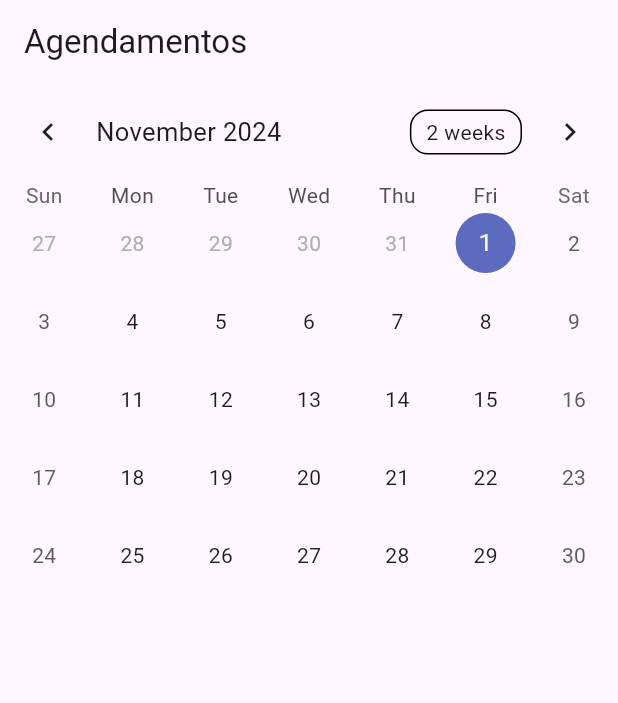
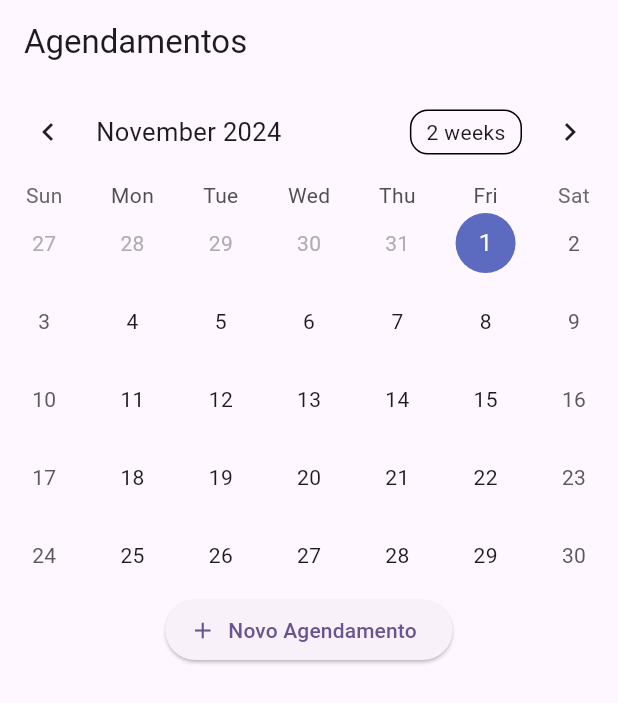
Before and after one commit to renatoluluciano/projetosdesenvolvimento, a Flutter app: the screen it shows after launch, on a phone screen of 412 x 824 dp. Shown: the top 703 px of the screen. Run offline on Flutter 3.47's test engine with Material 3 defaults, Android fonts, the phone set to English and light mode, and no system bars; drawn by our look-alikes of table_calendar.

Commit message:
inclusão botao adicionar novo agendamento

```diff
--- a/cursos/exemplocalendarioflutter/agendamento_calendario/lib/teste_calendario/calendario_evento.dart
+++ b/cursos/exemplocalendarioflutter/agendamento_calendario/lib/teste_calendario/calendario_evento.dart
@@ -9,10 +9,10 @@ import 'package:intl/intl.dart';
 
 class Calendario extends StatefulWidget {
   @override
-  _Calendario01State createState() => _Calendario01State();
+  _CalendarioState createState() => _CalendarioState();
 }
 
-class _Calendario01State extends State<Calendario> {
+class _CalendarioState extends State<Calendario> {
   CalendarFormat _calendarFormat = CalendarFormat.month;
   DateTime _selectedDay = DateTime.now();
   DateTime _focusedDay = DateTime.now();
@@ -95,6 +95,11 @@ class _Calendario01State extends State<Calendario> {
                 },
               ),
             ),
+            ElevatedButton.icon(
+              onPressed: () {},
+              icon: const Icon(Icons.add),
+              label: Text('Novo Agendamento'),
+            ),
             Expanded(
               flex: 10,
               child: ListView.builder(
```
